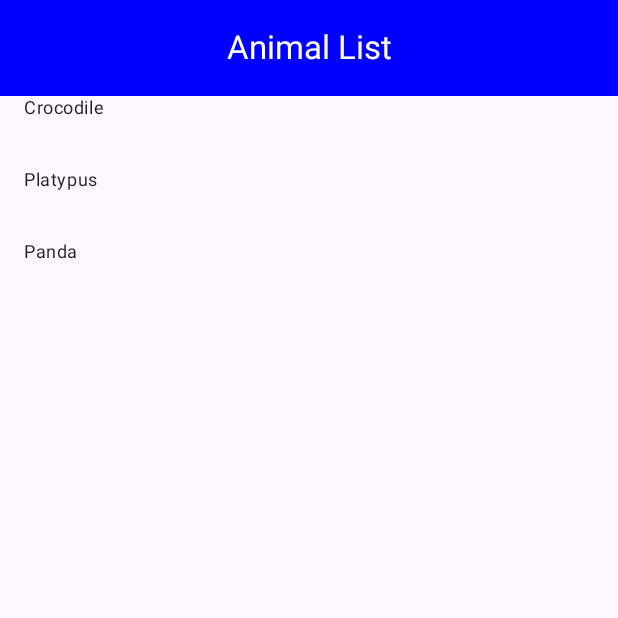
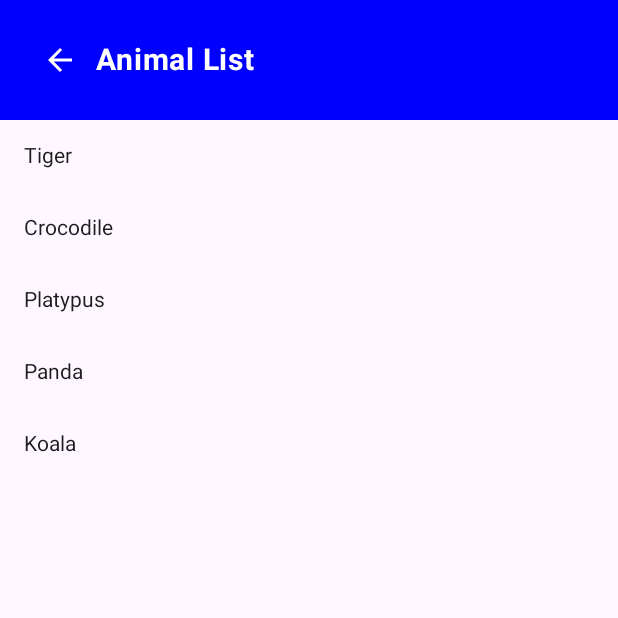
Before and after one commit to emil874g/AnimalList, an Android app built with Jetpack Compose: the screen it shows after launch (ListActivity), after a tap on "Animal List", on a phone screen of 412 x 824 dp, the top half of it. Run offline under Robolectric (Android 15) with nearby library versions, the phone set to English and light mode, and no system bars; 1 other tap on this screen came first.

Commit message:
added all the stuff so now it works, its just ugly as hell

```diff
--- a/app/src/main/java/com/example/madassignment1/activities/DetailActivity.kt
+++ b/app/src/main/java/com/example/madassignment1/activities/DetailActivity.kt
@@ -15,7 +15,9 @@ import androidx.compose.material3.Text
 import androidx.compose.runtime.Composable
 import androidx.compose.ui.Modifier
 import androidx.compose.ui.unit.dp
+import com.example.madassignment1.components.ButtonComponent
 import com.example.madassignment1.components.TopBar
+import com.example.madassignment1.data.Animal
 import com.example.madassignment1.data.Repository
 
 
@@ -23,35 +25,38 @@ class DetailActivity : ComponentActivity() {
     override fun onCreate(savedInstanceState: Bundle?) {
         super.onCreate(savedInstanceState)
         val animalName = intent.getStringExtra("animalName")
-        val animal = Repository.AnimalList.find { it.name == animalName }
-
+        val animal = if (animalName != null) {
+            Repository.AnimalList.find { it.name == animalName }
+        } else
+        {null
+        }
         setContent {
             DetailScreen(animal)
         }
     }
 
-    @SuppressLint("UnusedMaterial3ScaffoldPaddingParameter")
     @Composable
-    fun DetailScreen(animal: com.example.madassignment1.data.Animal?) {
+    fun DetailScreen(animal: Animal?) {
         Scaffold(
-            topBar = { TopBar(title = "Animal Details") },
-            content = {
-                if (animal != null) {
-                    Column(modifier = Modifier.padding(8.dp)) {
-                        Text(text = "Name: ${animal.name}", style = MaterialTheme.typography.displaySmall)
-                        Text(text = "Species: ${animal.species}")
-                        Text(text = "Color: ${animal.color}")
-                        Text(text = "Type: ${animal.type}")
-                        Spacer(modifier = Modifier.height(20.dp))
+            topBar = {
+                TopBar(title = "Animal Details", onBackClick = { finish() })
+            },
+        ) { innerPadding ->
+            if (animal != null) {
+                Column(modifier = Modifier.padding(innerPadding).padding(8.dp)) {
+                    Text(text = "Name: ${animal.name}")
+                    Text(text = "Species: ${animal.species}")
+                    Text(text = "Color: ${animal.color}")
+                    Text(text = "Type: ${animal.type}")
+                    Spacer(modifier = Modifier.height(20.dp))
 
-                        Button(onClick = { finish() }) {
-                            Text("Back")
-                        }
-                    }
-                } else {
-                    Text(text = "Animal not found", modifier = Modifier.padding(16.dp))
+                    ButtonComponent(onClick = { finish() }, text = "Back")
                 }
+            } else
+            // error handling if animal is null or not found
+            {
+                Text(text = "Animal not found", modifier = Modifier.padding(innerPadding).padding(16.dp))
             }
-        )
+        }
     }
 }
--- a/app/src/main/java/com/example/madassignment1/activities/FrontActivity.kt
+++ b/app/src/main/java/com/example/madassignment1/activities/FrontActivity.kt
@@ -4,10 +4,16 @@ import android.content.Intent
 import android.os.Bundle
 import androidx.activity.ComponentActivity
 import androidx.activity.compose.setContent
-import androidx.compose.foundation.layout.padding
+import androidx.compose.foundation.background
+import androidx.compose.foundation.layout.*
 import androidx.compose.material3.*
 import androidx.compose.runtime.*
+import androidx.compose.ui.Alignment
 import androidx.compose.ui.Modifier
+import androidx.compose.ui.graphics.Color
+import androidx.compose.ui.unit.dp
+import androidx.compose.ui.unit.sp
+import com.example.madassignment1.components.ButtonComponent
 import com.example.madassignment1.components.TopBar
 import kotlinx.coroutines.launch
 
@@ -25,28 +31,44 @@ class FrontActivity : ComponentActivity() {
         val scope = rememberCoroutineScope()
 
         ModalNavigationDrawer(
-            drawerState = drawerState,
             drawerContent = {
-                ModalDrawerSheet {
-                    TextButton(onClick = {
-                        startActivity(Intent(this@FrontActivity, ListActivity::class.java))
-                    }) {
-                        Text("Animal List")
-                    }
+                TextButton(onClick = {startActivity(Intent(this@FrontActivity,
+                    ListActivity::class.java))
+                }) {Text("Animal List")}
+                Column(
+                    modifier = Modifier
+                        .fillMaxSize()
+                        .background(Color.White)
+                        .padding(16.dp)
+                ) {
+                    Text(
+                        text = "Menu",
+                        fontSize = 24.sp,
+                        modifier = Modifier.padding(bottom = 8.dp)
+                    )
+                    Button( // WHY IS THIS BUTTON THE WAY IT IS?
+                        onClick = {startActivity(Intent(this@FrontActivity, ListActivity::class.java)) },
+                        modifier = Modifier.fillMaxWidth())
+                        {Text("Animal List", fontSize = 18.sp)}
+                }
+            },
+            drawerState = drawerState
+        ) {
+            Scaffold(
+                modifier = Modifier.fillMaxSize(),
+                topBar = { TopBar(title = "Main Menu") }
+            ) { paddingValues ->
+                Column(
+                    modifier = Modifier
+                        .fillMaxSize()
+                        .padding(paddingValues)
+                        .background(Color.White),
+                    horizontalAlignment = Alignment.CenterHorizontally,
+                    verticalArrangement = Arrangement.Center
+                ) {
+                    ButtonComponent(onClick = { scope.launch { drawerState.open() } }, text = "Open Menu")
                 }
             }
-        ) {
-            Scaffold(
-                topBar = { TopBar(title = "Main Menu") },
-                content = { paddingValues ->
-                    Button(
-                        onClick = { scope.launch { drawerState.open() } },
-                        modifier = Modifier.padding(paddingValues)
-                    ) {
-                        Text("Open Menu")
-                    }
-                }
-            )
         }
     }
 }
--- a/app/src/main/java/com/example/madassignment1/activities/ListActivity.kt
+++ b/app/src/main/java/com/example/madassignment1/activities/ListActivity.kt
@@ -1,16 +1,23 @@
 package com.example.madassignment1.activities
 
-import android.annotation.SuppressLint
+import android.content.Intent
 import android.os.Bundle
 import androidx.activity.ComponentActivity
 import androidx.activity.compose.setContent
+import androidx.compose.foundation.clickable
+import androidx.compose.foundation.layout.padding
 import androidx.compose.foundation.lazy.LazyColumn
 import androidx.compose.foundation.lazy.items
 import androidx.compose.material3.Scaffold
+import androidx.compose.material3.Text
 import androidx.compose.runtime.Composable
+import androidx.compose.ui.Modifier
+import androidx.compose.ui.unit.dp
+import com.example.madassignment1.components.TopBar
+import com.example.madassignment1.data.Animal
+import com.example.madassignment1.data.Repository
+import com.example.madassignment1.activities.DetailActivity
 import com.example.madassignment1.components.AnimalListItem
-import com.example.madassignment1.components.TopBar
-import com.example.madassignment1.data.Repository
 
 class ListActivity : ComponentActivity() {
     override fun onCreate(savedInstanceState: Bundle?) {
@@ -20,20 +27,22 @@ class ListActivity : ComponentActivity() {
         }
     }
 
-    @SuppressLint("UnusedMaterial3ScaffoldPaddingParameter")
     @Composable
     fun ListScreen() {
         val animals = Repository.AnimalList
 
         Scaffold(
-            topBar = { TopBar(title = "Animal List") },
-            content = {
-                LazyColumn {
-                    items(animals) { animal ->
-                        AnimalListItem(animal, this@ListActivity)
-                    }
+            topBar = { TopBar(title = "Animal List", onBackClick = { finish() }) },
+        ) { innerPadding ->
+            LazyColumn(modifier = Modifier.padding(innerPadding)) {
+                items(animals) { animal ->
+                    AnimalListItem(animal = animal, onClick = {
+                        val intent = Intent(this@ListActivity, DetailActivity::class.java)
+                        intent.putExtra("animalName", animal.name)
+                        startActivity(intent)
+                    })
                 }
             }
-        )
+        }
     }
 }
--- a/app/src/main/java/com/example/madassignment1/components/AnimalListItem.kt
+++ b/app/src/main/java/com/example/madassignment1/components/AnimalListItem.kt
@@ -15,15 +15,11 @@ import com.example.madassignment1.data.Animal
 import com.example.madassignment1.activities.DetailActivity
 
 @Composable
-fun AnimalListItem(animals: Animal, context: Context) {
-    Row (
-        modifier = Modifier.fillMaxSize().clickable {
-                val intent = Intent(context, DetailActivity::class.java)
-                intent.putExtra("animal", animals.name)
-                context.startActivity(intent)
-        }
+fun AnimalListItem(animal: Animal, onClick: () -> Unit){
+    Text(
+        text = animal.name,
+        modifier = Modifier
+            .clickable(onClick = onClick)
             .padding(16.dp)
-    ) {
-        Text(text = animals.name, style = MaterialTheme.typography.bodySmall)
-    }
+    )
 }
--- /dev/null
+++ b/app/src/main/java/com/example/madassignment1/components/Button.kt
@@ -0,0 +1,27 @@
+package com.example.madassignment1.components
+
+import androidx.compose.foundation.layout.padding
+import androidx.compose.foundation.shape.RoundedCornerShape
+import androidx.compose.material3.Button
+import androidx.compose.material3.ButtonDefaults
+import androidx.compose.material3.Text
+import androidx.compose.runtime.Composable
+import androidx.compose.ui.Modifier
+import androidx.compose.ui.graphics.Color
+import androidx.compose.ui.unit.dp
+import androidx.compose.ui.unit.sp
+
+
+@Composable
+fun ButtonComponent(text: String, onClick: () -> Unit, modifier: Modifier = Modifier)
+{
+    Button(
+        onClick = onClick,
+        modifier = modifier.padding(16.dp),
+        shape = RoundedCornerShape(12.dp),
+        colors = ButtonDefaults.buttonColors(containerColor = Color.Blue)
+    )
+    {
+        Text(text = text, color = Color.White, fontSize = 18.sp)
+    }
+}
--- a/app/src/main/java/com/example/madassignment1/components/TopBar.kt
+++ b/app/src/main/java/com/example/madassignment1/components/TopBar.kt
@@ -1,20 +1,49 @@
 package com.example.madassignment1.components
 
-import androidx.compose.material3.CenterAlignedTopAppBar
-import androidx.compose.material3.ExperimentalMaterial3Api
+import androidx.compose.foundation.background
+import androidx.compose.foundation.layout.Arrangement
+import androidx.compose.foundation.layout.Row
+import androidx.compose.foundation.layout.fillMaxWidth
+import androidx.compose.foundation.layout.padding
+import androidx.compose.material.icons.Icons
+import androidx.compose.material.icons.automirrored.filled.ArrowBack
+import androidx.compose.material3.Icon
+import androidx.compose.material3.IconButton
+import androidx.compose.material3.MaterialTheme
 import androidx.compose.material3.Text
-import androidx.compose.material3.TopAppBarDefaults
 import androidx.compose.runtime.Composable
+import androidx.compose.ui.Alignment
+import androidx.compose.ui.Modifier
 import androidx.compose.ui.graphics.Color
+import androidx.compose.ui.text.font.FontWeight
+import androidx.compose.ui.unit.dp
+import androidx.compose.ui.unit.sp
 
-@OptIn(ExperimentalMaterial3Api::class)
 @Composable
-fun TopBar(title: String) {
-    CenterAlignedTopAppBar(
-        title = { Text(title) },
-        colors = TopAppBarDefaults.centerAlignedTopAppBarColors(
-            containerColor = Color.Blue,
-            titleContentColor = Color.White
+fun TopBar(title: String, onBackClick: (() -> Unit)? = null) {
+    Row(
+        modifier = Modifier
+            .fillMaxWidth()
+            .background(Color.Blue)
+            .padding(16.dp),
+        horizontalArrangement = Arrangement.Center,
+        verticalAlignment = Alignment.CenterVertically
+    ) {
+        if (onBackClick != null) // Check if onBackClick is not null and only show if the value is not null
+            IconButton(onClick = onBackClick) {
+                Icon(
+                imageVector = Icons.AutoMirrored.Filled.ArrowBack,
+                contentDescription = "Back",
+                tint = Color.White
+            )
+        }
+        Text(
+            text = title,
+            color = Color.White,
+            fontSize = 20.sp,
+            fontWeight = FontWeight.Bold,
+            style = MaterialTheme.typography.bodyLarge,
+            modifier = Modifier.weight(1f), // Make the text take available space
         )
-    )
+    }
 }
--- a/app/src/main/java/com/example/madassignment1/data/Repository.kt
+++ b/app/src/main/java/com/example/madassignment1/data/Repository.kt
@@ -3,10 +3,11 @@ package com.example.madassignment1.data
 object Repository {
 
     val AnimalList = listOf(
-        Animal("Tiger", "Panthera tigris", "Orange with black stripes", "Mammal"),
-        Animal("Crocodile", "Crocodilians", "Green", "Reptile"),
-        Animal("Platypus", "I dont know man", "Brown", "Mammal"),
-        Animal("Panda", "Giant panda", "Black and white", "Mammal")
+        Animal(name = "Tiger", species = "Panthera tigris", color = "Orange with black stripes",  type= "Mammal"),
+        Animal(name ="Crocodile", species = "Crocodilians", color = "Green", type = "Reptile"),
+        Animal(name = "Platypus", species = "I dont know man", color = "Brown and blueish", type = "Mammal"),
+        Animal(name = "Panda", species = "Giant panda", color = "Black and white", type = "Mammal"),
+        Animal(name = "Koala", species = "Koala bear", color = "Grey", type = "Mammal")
     )
 
 
```
